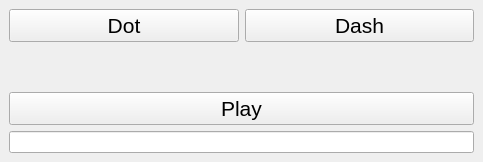
The window that main_interface.ui (mentalitet-new/Morse-CODE) describes before a commit, drawn with Qt 5.
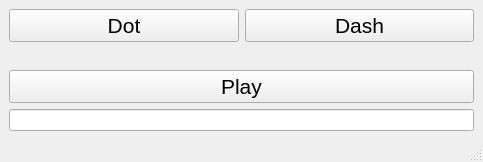
The same window after the commit.

Commit message: add: statusbar and end result

Diff of the .ui file:
```diff
--- a/main_interface.ui
+++ b/main_interface.ui
@@ -89,6 +89,7 @@
     </item>
    </layout>
   </widget>
+  <widget class="QStatusBar" name="statusBar"/>
  </widget>
  <resources/>
  <connections/>
```
Left out of the diff: 2 changed lines with no effect on the pictures. The commit also changes 2 other files.
